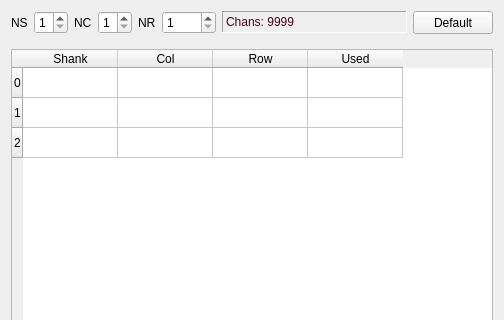
Qt form Forms/ShankMappingDlg.ui (billkarsh/SpikeGLX) before a commit; both pictures show x 0 to 504 and y 0 to 320 of the 504 by 490 pixel window.
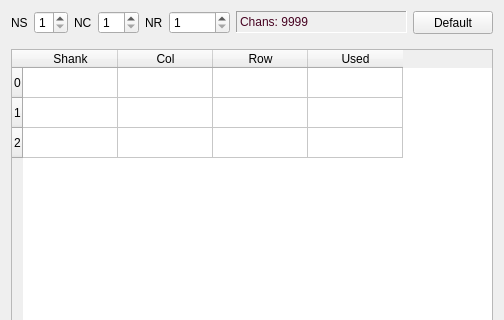
The same form after that commit.

Patch:
```diff
--- a/Forms/ShankMappingDlg.ui
+++ b/Forms/ShankMappingDlg.ui
@@ -87,7 +87,7 @@
           <number>1</number>
          </property>
          <property name="maximum">
-          <number>8</number>
+          <number>25</number>
          </property>
         </widget>
        </item>
@@ -116,7 +116,7 @@
           <number>1</number>
          </property>
          <property name="maximum">
-          <number>1000</number>
+          <number>10000</number>
          </property>
         </widget>
        </item>
```
